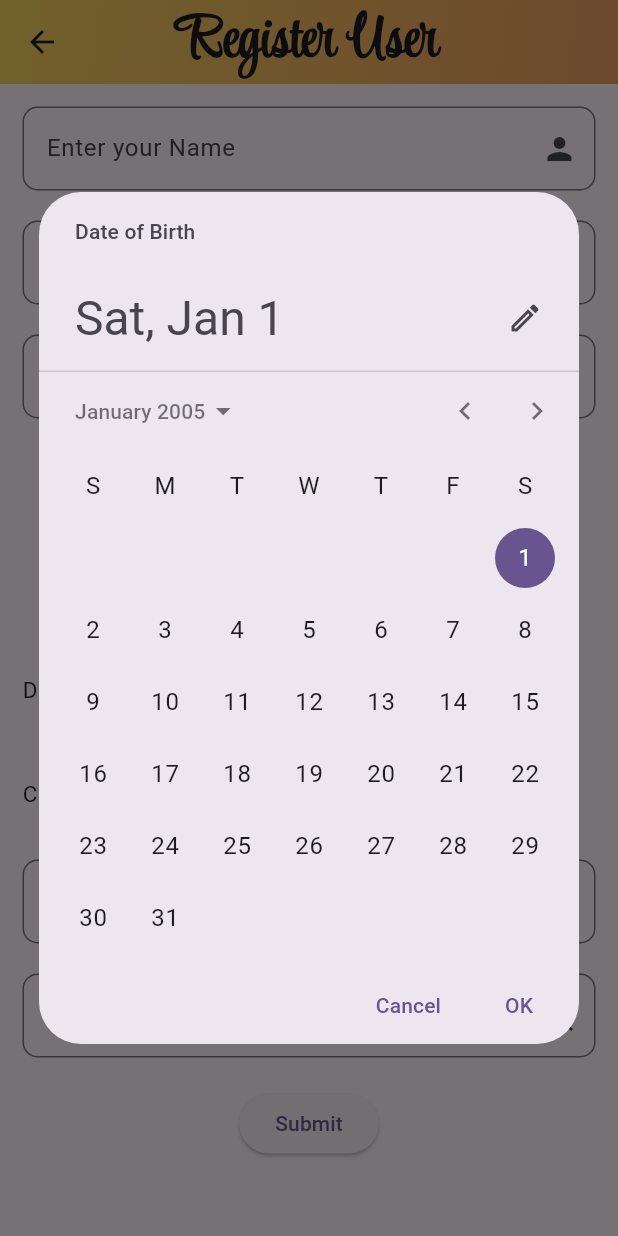
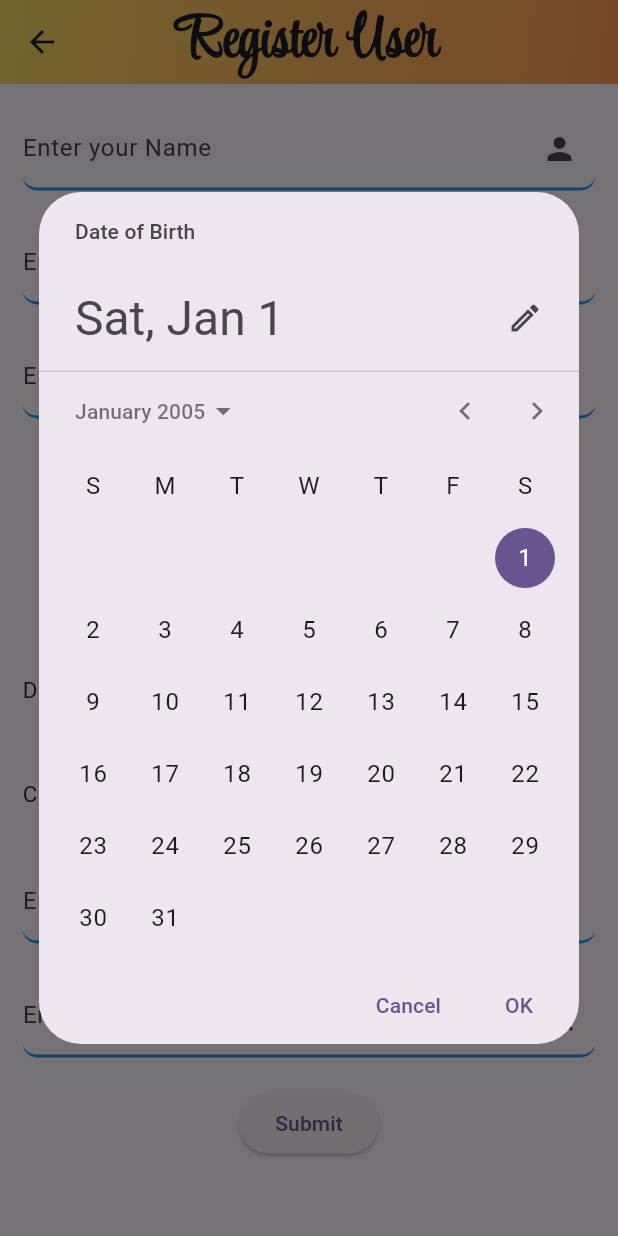
Before and after one commit to RishilJani/Matrimony-Flutter-Project, a Flutter app: the UserForm screen opened directly, after a tap on an icon or button, on a phone screen of 412 x 824 dp. Run offline on Flutter 3.47's test engine with Material 3 defaults, Android fonts, the phone set to English and light mode, and no system bars; our stand-ins replace flutter_speed_dial, shared_preferences, sqflite; accounts and stored records are empty; Roboto replaces fonts that are missing (RobotoFlex).

Commit message:
Changing UI and optimizing code

```diff
--- a/lib/backend/my_database.dart
+++ b/lib/backend/my_database.dart
@@ -27,6 +27,7 @@ class MyDatabase {
         },
             version: DB_Version
         );
+
     return db;
   }
 }
--- a/lib/backend/user.dart
+++ b/lib/backend/user.dart
@@ -188,6 +188,82 @@ class User {
     return ans;
   }
 
+
+  void tempInsert() async{
+    // Database db = await MyDatabase().initDatabase();
+    List<Map<String,dynamic>> ul = [
+      {
+      Name: "User1",
+      Email: "abc@gmail.com",
+      Mobile: "1234567890",
+      Hobbies: {"Reading": false, "Music": true, "Dance": false},
+      City: "Jamnagar",
+      Gender: 'Male',
+      DOB: '23/01/2007',
+      Password: "secret",
+      isFavourite: 0,
+    },
+      {
+        Name: "User2",
+        Email: "hello@gmail.com",
+        Mobile: "9876543211",
+        Hobbies: {"Reading": true, "Music": true, "Dance": false},
+        City: "Rajkot",
+        Gender: 'Female',
+        DOB: '23/07/2005',
+        Password: "Super@Secret9",
+        isFavourite: 1,
+      },
+      {
+        Name: "User3",
+        Email: "myemail@gmail.com",
+        Mobile: "9824201302",
+        Hobbies: {"Reading": true, "Music": true, "Dance": true},
+        City: "Baroda",
+        Gender: 'Male',
+        DOB: '23/07/2006',
+        Password: "Super@Secret9",
+        isFavourite: 1,
+      },
+      {
+        Name: "User4",
+        Email: "myemail@gmail.com",
+        Mobile: "9824201303",
+        Hobbies: {"Reading": true, "Music": true, "Dance": true},
+        City: "Baroda",
+        Gender: 'Male',
+        DOB: '23/07/2006',
+        Password: "Super@Secret9",
+        isFavourite:0,
+      },
+      {
+        Name: "mno",
+        Email: "myemail@gmail.com",
+        Mobile: "9824201307",
+        Hobbies: {"Reading": true, "Music": true, "Dance": true},
+        City: "Baroda",
+        Gender: 'Male',
+        DOB: '23/07/2004',
+        Password: "Super@Secret9",
+        isFavourite: 0,
+      },
+      {
+        Name: "pqr",
+        Email: "myemail@gmail.com",
+        Mobile: "9824201308",
+        Hobbies: {"Reading": true, "Music": true, "Dance": true},
+        City: "Baroda",
+        Gender: 'Male',
+        DOB: '23/07/1980',
+        Password: "Super@Secret9",
+        isFavourite: 0,
+      }
+      ];
+
+    for(var ele in ul){
+      addUserDatabase(ele);
+    }
+  }
 }
 
 /*
--- a/lib/design/add_user/add_edit_user.dart
+++ b/lib/design/add_user/add_edit_user.dart
@@ -1,4 +1,3 @@
-// Code to add user
 import 'package:flutter/material.dart';
 import 'package:flutter/services.dart';
 import 'package:matrimony_application/backend/user.dart';
@@ -45,6 +44,7 @@ class _UserFormState extends State<UserForm> {
   @override
   void initState() {
     super.initState();
+    _user.tempInsert();
     if (widget.userDetail != null) {
       isEdit = true;
       nameController.text = widget.userDetail![Name].toString();
@@ -464,6 +464,7 @@ class _UserFormState extends State<UserForm> {
       bool? isObs,
       bool? isPasswordVisible,
       onToggle}) {
+    double borderRadius = 10;
     return Row(
       children: [
         Expanded(
@@ -477,11 +478,21 @@ class _UserFormState extends State<UserForm> {
             inputFormatters: formatters,
             style: const TextStyle(fontFamily: RobotoFlex),
             decoration: InputDecoration(
-                border: const OutlineInputBorder(
-                    borderRadius: BorderRadius.horizontal(
-                        right: Radius.circular(10), left: Radius.circular(10))),
+                enabledBorder: UnderlineInputBorder(
+                  borderSide:const BorderSide(color:  Colors.blue, width: 2),
+                  borderRadius: BorderRadius.circular(borderRadius),
+                ),
+                focusedBorder:  UnderlineInputBorder(
+                  borderSide:const BorderSide(color: Colors.amber,width: 2),
+                  borderRadius: BorderRadius.circular(borderRadius),
+                ),
+                errorBorder: UnderlineInputBorder(
+                  borderSide:const BorderSide(color:  Colors.red, width: 2),
+                  borderRadius: BorderRadius.circular(borderRadius),
+                ),
+
                 labelText: 'Enter your $txt',
-                hintText: 'Enter your $txt',
+                // hintText: 'Enter your $txt',
                 suffixIcon: isObs != null
                     ? IconButton(
                         onPressed: onToggle,
--- a/lib/design/dashboard/dashboard.dart
+++ b/lib/design/dashboard/dashboard.dart
@@ -2,11 +2,10 @@ import 'package:flutter/cupertino.dart';
 import 'package:flutter/material.dart';
 import 'package:matrimony_application/design/about_us/about_us.dart';
 import 'package:matrimony_application/design/add_user/add_edit_user.dart';
-import 'package:matrimony_application/design/dashboard/splash_screen.dart';
 import 'package:matrimony_application/design/user_list/user_list_page.dart';
 import 'package:matrimony_application/utils/string_constants.dart';
 import 'package:matrimony_application/utils/utils.dart';
-import 'package:shared_preferences/shared_preferences.dart';
+
 
 class Dashboard extends StatelessWidget {
   const Dashboard({super.key});
--- a/lib/utils/utils.dart
+++ b/lib/utils/utils.dart
@@ -7,33 +7,32 @@ import 'package:shared_preferences/shared_preferences.dart';
 
 final User user = User();
 
-  Widget appBarGradient(){
+Widget appBarGradient() {
   return Container(
     decoration: const BoxDecoration(
         gradient: LinearGradient(
             begin: Alignment.topLeft,
             end: Alignment.bottomRight,
             colors: [
-                Color.fromARGB(255, 245, 212, 94),
-                Color.fromARGB(255, 238, 158, 98),
+          Color.fromARGB(255, 252, 217, 100),
+          Color.fromARGB(255, 255, 158, 88),
         ]
         )
     ),
   );
 }
 
-  TextStyle myTextStyle(){
+TextStyle myTextStyle() {
   return const TextStyle(
     fontFamily: RobotoFlex,
     fontSize: 33,
     fontWeight: FontWeight.w600,
-        color: Color.fromRGBO(0, 0, 0,0.7),
+    color: Color.fromRGBO(0, 0, 0, 0.7),
   );
 }
 
-
-Future<void> unFavouriteDialog({required context,required int id}) async {
-    Map<String,dynamic> tempUser = await user.getByIdDatabase(id);
+Future<void> unFavouriteDialog({required context, required int id}) async {
+  Map<String, dynamic> tempUser = await user.getByIdDatabase(id);
   await showDialog(
     context: context,
     builder: (context) {
@@ -61,8 +60,7 @@ Future<void> unFavouriteDialog({required context,required int id}) async {
   );
 }
 
-
-void deleteDialog({required int i ,required context}) async {
+void deleteDialog({required int i, required context}) async {
   Map<String, dynamic> tempUser = await user.getByIdDatabase(i);
 
   await showDialog(
@@ -101,30 +99,28 @@ void deleteDialog({required int i ,required context}) async {
       );
     },
   );
-
 }
 
-void logout(context){
+void logout(context) {
   showDialog(
     context: context,
     builder: (context) {
       return CupertinoAlertDialog(
-        title:  const Text(
+        title: const Text(
           'Log out ',
           style: TextStyle(fontFamily: RobotoFlex),
         ),
         content: const Text("Are you sure want to log out ?"),
         actions: [
           TextButton(
-            onPressed: () async{
+            onPressed: () async {
               SharedPreferences pref = await SharedPreferences.getInstance();
               pref.setBool(rememberMe, false);
-
-              Navigator.pushReplacement(
-                  context,
-                  MaterialPageRoute(builder: (context) {
+              Navigator.pushReplacement(context, MaterialPageRoute(
+                builder: (context) {
                   return const SplashScreen();
-                  },));
+                },
+              ));
             },
             child: const Text("Yes"),
           ),
--- a/pubspec.yaml
+++ b/pubspec.yaml
@@ -35,6 +35,7 @@ dependencies:
   path:
   shared_preferences: ^2.5.2
   flutter_speed_dial: ^7.0.0
+  image_picker: ^1.1.2
   # The following adds the Cupertino Icons font to your application.
   # Use with the CupertinoIcons class for iOS style icons.
   cupertino_icons: ^1.0.8
@@ -69,6 +70,7 @@ flutter:
      - assets/images/Two_Hearts_Transparent.png
      - assets/images/two_rings.jpg
      - assets/images/ring_transparent.png
+     - assets/images/two_rings_transparent.png
   # An image asset can refer to one or more resolution-specific "variants", see
   # https://flutter.dev/to/resolution-aware-images
 
```
Also changed, not shown: lib/design/about_us/about_us.dart (+13 -7 lines), lib/design/dashboard/login_signup_page.dart (+49 -10 lines), lib/design/dashboard/splash_screen.dart (+2 -12 lines), lib/design/user_list/swipe_user_details.dart (+44 -60 lines), lib/design/user_list/user_details.dart (+33 -34 lines), assets/images/two_rings_transparent.png (added), pubspec.lock. Lines whose indentation alone changed are shown as unchanged.
